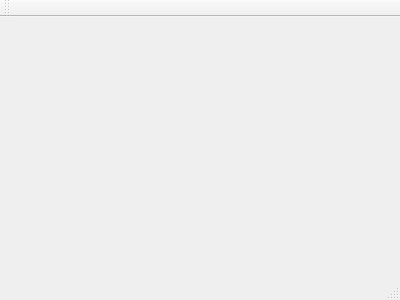
This is mainwindow.ui in firecruiser/project1 as Qt 5 draws it before an edit. The edited form follows.
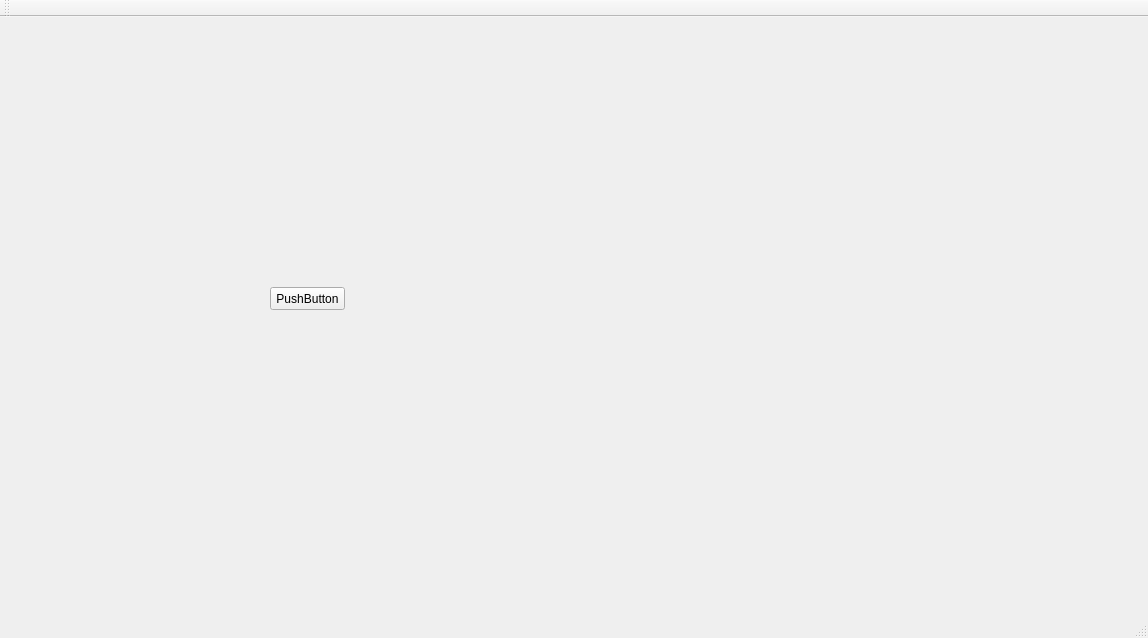
This is the edited form.

Diff of the .ui file:
```diff
--- a/mainwindow.ui
+++ b/mainwindow.ui
@@ -1,24 +1,53 @@
 <ui version="4.0">
  <class>MainWindow</class>
- <widget class="QMainWindow" name="MainWindow" >
-  <property name="geometry" >
+ <widget class="QMainWindow" name="MainWindow">
+  <property name="geometry">
    <rect>
     <x>0</x>
     <y>0</y>
-    <width>400</width>
-    <height>300</height>
+    <width>1148</width>
+    <height>638</height>
    </rect>
   </property>
   <property name="windowTitle" >
    <string>MainWindow</string>
   </property>
-  <widget class="QMenuBar" name="menuBar" />
-  <widget class="QToolBar" name="mainToolBar" />
-  <widget class="QWidget" name="centralWidget" />
-  <widget class="QStatusBar" name="statusBar" />
+  <widget class="QWidget" name="centralWidget">
+   <widget class="QPushButton" name="pushButton">
+    <property name="geometry">
+     <rect>
+      <x>270</x>
+      <y>270</y>
+      <width>75</width>
+      <height>23</height>
+     </rect>
+    </property>
+    <property name="text">
+     <string>PushButton</string>
+    </property>
+   </widget>
+  </widget>
+  <widget class="QMenuBar" name="menuBar">
+   <property name="geometry">
+    <rect>
+     <x>0</x>
+     <y>0</y>
+     <width>1148</width>
+     <height>21</height>
+    </rect>
+   </property>
+  </widget>
+  <widget class="QToolBar" name="mainToolBar">
+   <attribute name="toolBarArea">
+    <enum>TopToolBarArea</enum>
+   </attribute>
+   <attribute name="toolBarBreak">
+    <bool>false</bool>
+   </attribute>
+  </widget>
+  <widget class="QStatusBar" name="statusBar"/>
  </widget>
- <layoutDefault spacing="6" margin="11" />
- <pixmapfunction></pixmapfunction>
+ <layoutdefault spacing="6" margin="11"/>
  <resources/>
  <connections/>
 </ui>
```
Left out of the diff: 3 changed lines with no effect on the pictures.
